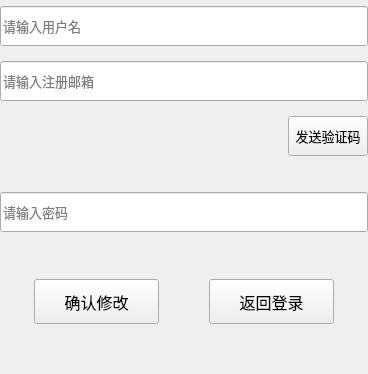
The window that Fool_Chat_Client/src/ui/resetdialog.ui (zzt2713/Fool_Chat) describes before a commit, drawn with Qt 5.
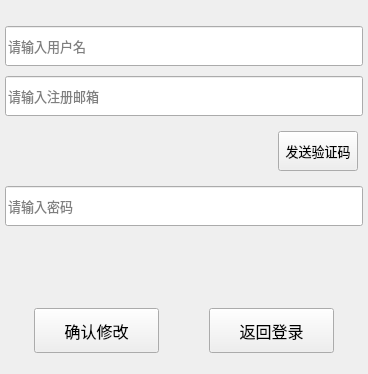
The same window after the commit. Custom widgets are drawn as their Qt base class.

```diff
--- a/Fool_Chat_Client/src/ui/resetdialog.ui
+++ b/Fool_Chat_Client/src/ui/resetdialog.ui
@@ -27,14 +27,20 @@
     <number>0</number>
    </property>
    <item>
-    <layout class="QGridLayout" name="gridLayout">
-     <property name="horizontalSpacing">
-      <number>10</number>
+    <layout class="QVBoxLayout" name="verticalLayout_3">
+     <property name="leftMargin">
+      <number>5</number>
      </property>
-     <property name="verticalSpacing">
-      <number>15</number>
+     <property name="topMargin">
+      <number>5</number>
      </property>
-     <item row="0" column="0" colspan="2">
+     <property name="rightMargin">
+      <number>5</number>
+     </property>
+     <property name="bottomMargin">
+      <number>5</number>
+     </property>
+     <item>
       <widget class="ElaLineEdit" name="userEdit">
        <property name="minimumSize">
         <size>
@@ -59,7 +65,7 @@
        </property>
       </widget>
      </item>
-     <item row="1" column="0" colspan="2">
+     <item>
       <widget class="ElaLineEdit" name="emailEdit">
        <property name="minimumSize">
         <size>
@@ -84,7 +90,24 @@
        </property>
       </widget>
      </item>
-     <item row="2" column="1">
+     <item>
+      <layout class="QHBoxLayout" name="horizontalLayout_2">
+       <property name="leftMargin">
+        <number>5</number>
+       </property>
+       <property name="topMargin">
+        <number>5</number>
+       </property>
+       <property name="rightMargin">
+        <number>5</number>
+       </property>
+       <property name="bottomMargin">
+        <number>5</number>
+       </property>
+       <item>
+        <widget class="ElaCaptcha" name="varifyEdit" native="true"/>
+       </item>
+       <item>
       <widget class="TimerBtn" name="getCode">
        <property name="minimumSize">
         <size>
@@ -109,27 +132,8 @@
        </property>
       </widget>
      </item>
-     <item row="2" column="0">
-      <widget class="ElaCaptcha" name="varifyEdit" native="true"/>
-     </item>
-    </layout>
-   </item>
-   <item>
-    <spacer name="verticalSpacer_2">
-     <property name="orientation">
-      <enum>Qt::Orientation::Vertical</enum>
-     </property>
-     <property name="sizeType">
-      <enum>QSizePolicy::Policy::Fixed</enum>
-     </property>
-     <property name="sizeHint" stdset="0">
-      <size>
-       <width>20</width>
-       <height>20</height>
-      </size>
-     </property>
-    </spacer>
-   </item>
+      </layout>
+     </item>
    <item>
     <widget class="ElaLineEdit" name="newPassEdit">
      <property name="minimumSize">
@@ -158,6 +162,13 @@
      </property>
     </widget>
    </item>
+    </layout>
+   </item>
+   <item>
+    <layout class="QVBoxLayout" name="verticalLayout_2">
+     <property name="spacing">
+      <number>20</number>
+     </property>
    <item>
     <widget class="QLabel" name="errTip">
      <property name="minimumSize">
@@ -183,6 +194,8 @@
      </property>
     </widget>
    </item>
+    </layout>
+   </item>
    <item>
     <layout class="QHBoxLayout" name="buttonLayout">
      <item>
@@ -291,22 +304,6 @@
      </item>
     </layout>
    </item>
-   <item>
-    <spacer name="verticalSpacer">
-     <property name="orientation">
-      <enum>Qt::Orientation::Vertical</enum>
-     </property>
-     <property name="sizeType">
-      <enum>QSizePolicy::Policy::Fixed</enum>
-     </property>
-     <property name="sizeHint" stdset="0">
-      <size>
-       <width>20</width>
-       <height>40</height>
-      </size>
-     </property>
-    </spacer>
-   </item>
   </layout>
  </widget>
  <customwidgets>
```
Left out of the diff: 3 changed lines with no effect on the pictures. Lines whose indentation alone changed are shown as unchanged.
